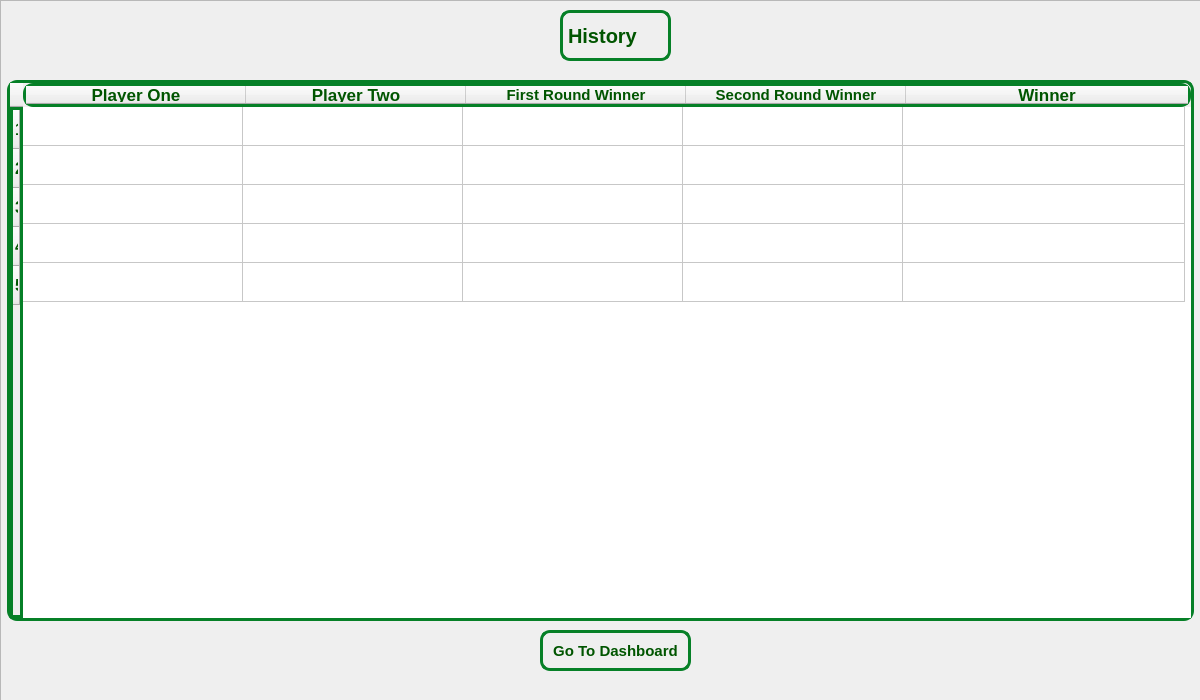
Old version of the form windows/History/history.ui in the repository hamidreza2005/PlanetVsZombies.
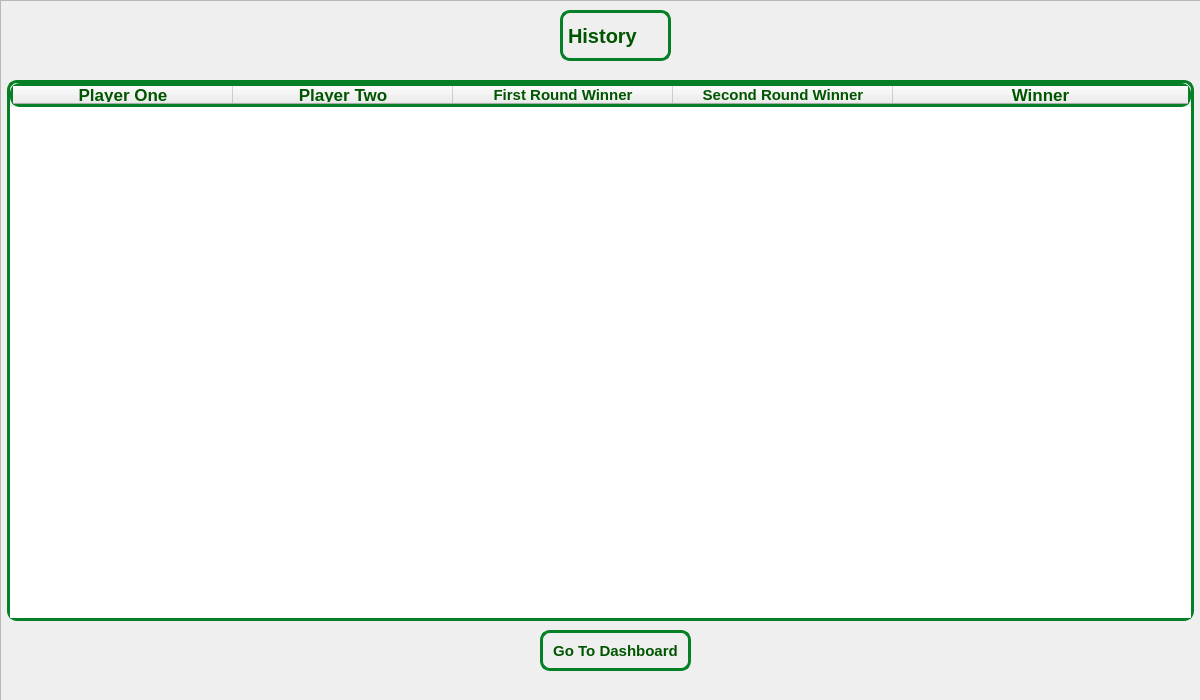
New version of the form. Icons and pictures are not drawn.

Patch:
```diff
--- a/windows/History/history.ui
+++ b/windows/History/history.ui
@@ -68,7 +68,7 @@
      <bool>false</bool>
     </property>
     <property name="rowCount">
-     <number>5</number>
+     <number>0</number>
     </property>
     <property name="columnCount">
      <number>5</number>
@@ -109,11 +109,6 @@
     <attribute name="verticalHeaderStretchLastSection">
      <bool>false</bool>
     </attribute>
-    <row/>
-    <row/>
-    <row/>
-    <row/>
-    <row/>
     <column>
      <property name="text">
       <string>Player One</string>
```
